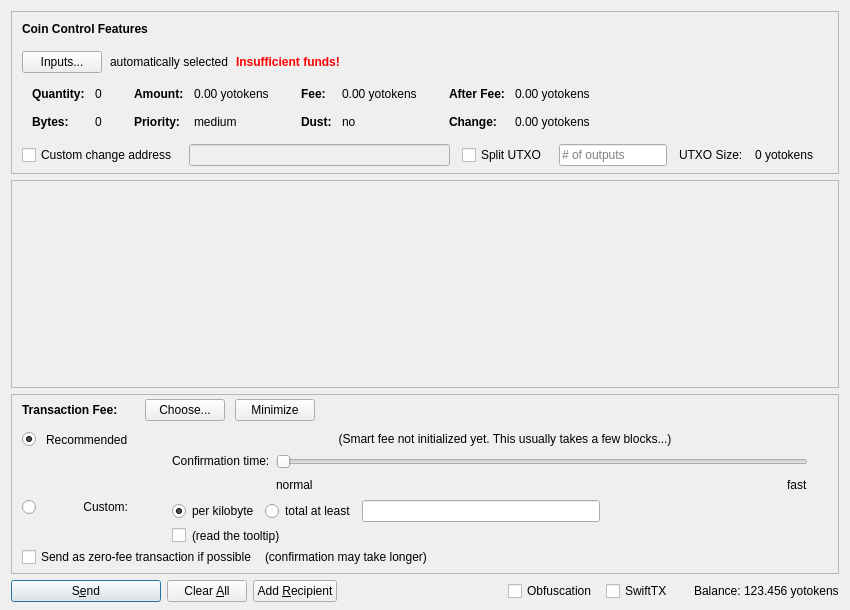
This is src/qt/forms/sendcoinsdialog.ui in Yotokens2020/Yotokens as Qt 5 draws it before an edit. The edited form follows.
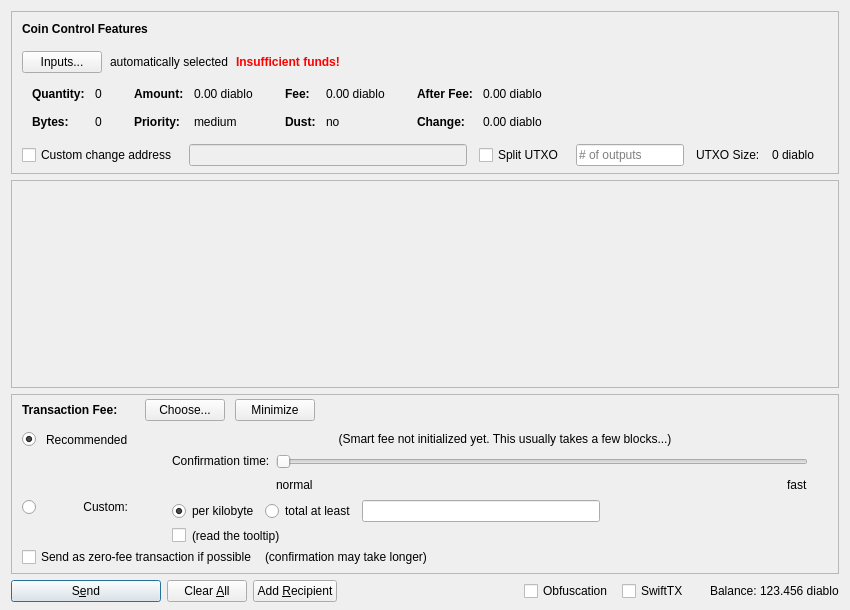
This is the edited form. Icons and pictures are not drawn. Custom widgets are drawn as their Qt base class.

```diff
--- a/src/qt/forms/sendcoinsdialog.ui
+++ b/src/qt/forms/sendcoinsdialog.ui
@@ -324,7 +324,7 @@
                   <enum>Qt::ActionsContextMenu</enum>
                  </property>
                  <property name="text">
-                  <string notr="true">0.00 yotokens</string>
+                  <string notr="true">0.00 diablo</string>
                  </property>
                  <property name="textInteractionFlags">
                   <set>Qt::LinksAccessibleByMouse|Qt::TextSelectableByKeyboard|Qt::TextSelectableByMouse</set>
@@ -404,7 +404,7 @@
                   <enum>Qt::ActionsContextMenu</enum>
                  </property>
                  <property name="text">
-                  <string notr="true">0.00 yotokens</string>
+                  <string notr="true">0.00 diablo</string>
                  </property>
                  <property name="textInteractionFlags">
                   <set>Qt::LinksAccessibleByMouse|Qt::TextSelectableByKeyboard|Qt::TextSelectableByMouse</set>
@@ -484,7 +484,7 @@
                   <enum>Qt::ActionsContextMenu</enum>
                  </property>
                  <property name="text">
-                  <string notr="true">0.00 yotokens</string>
+                  <string notr="true">0.00 diablo</string>
                  </property>
                  <property name="textInteractionFlags">
                   <set>Qt::LinksAccessibleByMouse|Qt::TextSelectableByKeyboard|Qt::TextSelectableByMouse</set>
@@ -513,7 +513,7 @@
                   <enum>Qt::ActionsContextMenu</enum>
                  </property>
                  <property name="text">
-                  <string notr="true">0.00 yotokens</string>
+                  <string notr="true">0.00 diablo</string>
                  </property>
                  <property name="textInteractionFlags">
                   <set>Qt::LinksAccessibleByMouse|Qt::TextSelectableByKeyboard|Qt::TextSelectableByMouse</set>
@@ -594,7 +594,7 @@
           <item>
            <widget class="QLabel" name="labelBlockSize">
             <property name="text">
-             <string>0 yotokens</string>
+             <string>0 diablo</string>
             </property>
            </widget>
           </item>
@@ -1435,7 +1435,7 @@
           <cursorShape>IBeamCursor</cursorShape>
          </property>
          <property name="text">
-          <string notr="true">123.456 yotokens</string>
+          <string notr="true">123.456 diablo</string>
          </property>
          <property name="textInteractionFlags">
           <set>Qt::LinksAccessibleByMouse|Qt::TextSelectableByKeyboard|Qt::TextSelectableByMouse</set>
```
Left out of the diff: 12 changed lines with no effect on the pictures.
